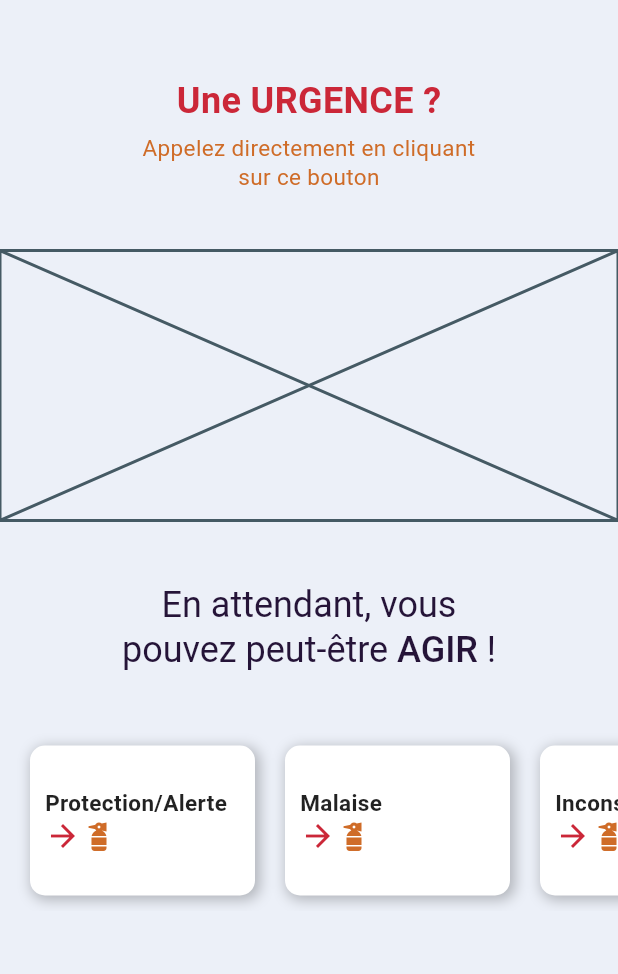
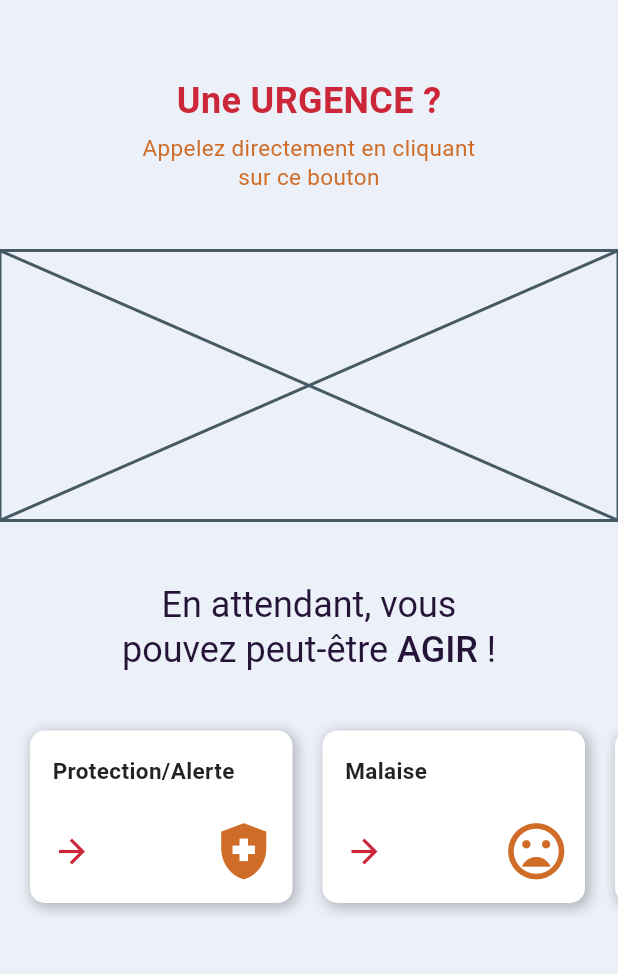
Before and after one commit to XPEHO/UDSP59, a Flutter app: the screen it shows after launch, on a phone screen of 412 x 824 dp, the part 165-1139 px from its top. Run offline on Flutter 3.47's test engine with Material 2 defaults, Android fonts, the phone set to English and light mode, and no system bars; our stand-ins replace google_fonts.

Commit message:
feat(homepage): end homepage

```diff
--- a/lib/features/module_list_element_widget.dart
+++ b/lib/features/module_list_element_widget.dart
@@ -19,10 +19,10 @@ class ModuleListElementWidget extends StatelessWidget {
         }
       },
       child: Container(
-        height: 100,
-        width: 150,
+        height: 115,
+        constraints: BoxConstraints(maxWidth: 175),
         margin: const EdgeInsets.symmetric(horizontal: 10, vertical: 0),
-        padding: const EdgeInsets.all(10),
+        padding: const EdgeInsets.fromLTRB(15, 16, 10, 12),
         decoration: BoxDecoration(
           color: Colors.white,
           borderRadius: BorderRadius.circular(10),
@@ -36,24 +36,30 @@ class ModuleListElementWidget extends StatelessWidget {
           ],
         ),
         child: Column(
-          mainAxisAlignment: MainAxisAlignment.center,
+          mainAxisAlignment: MainAxisAlignment.spaceBetween,
           crossAxisAlignment: CrossAxisAlignment.start,
           children: [
-            Text(
-              module["title"],
-              style: const TextStyle(
-                fontSize: 15,
-                fontWeight: FontWeight.w600,
+            Padding(
+              padding: const EdgeInsets.only(right: 20),
+              child: Text(
+                module["title"],
+                style: const TextStyle(
+                  fontSize: 15,
+                  fontWeight: FontWeight.w600,
+                ),
               ),
             ),
             Row(
+              mainAxisAlignment: MainAxisAlignment.spaceBetween,
               children: [
                 Icon(
+                  size: 26,
                   Icons.arrow_forward,
                   color: Theme.of(context).colorScheme.tertiary,
                 ),
                 Icon(
-                  Icons.fire_extinguisher,
+                  size: 45,
+                  module["icon"] as IconData,
                   color: Theme.of(context).colorScheme.secondary,
                 )
               ],
--- a/lib/views/home_page.dart
+++ b/lib/views/home_page.dart
@@ -5,7 +5,7 @@ import 'package:udsp59/features/title_widget.dart';
 List<Map> modules = [
   {
     "title": "Protection/Alerte",
-    "icon": "assets/icons/",
+    "icon": Icons.health_and_safety,
     "content": {
       "Repérer le danger": [
         "Supprimer le danger de manière définitive",
@@ -22,7 +22,7 @@ List<Map> modules = [
   },
   {
     "title": "Malaise",
-    "icon": "assets/icons/",
+    "icon": Icons.mood_bad,
     "content": {
       "Mettre la victime au repos": [
         "Allongée",
@@ -38,7 +38,7 @@ List<Map> modules = [
   },
   {
     "title": "Inconscience",
-    "icon": "assets/icons/",
+    "icon": Icons.airline_seat_flat,
     "content": {
       "Apprécier la conscience": [],
       "Basculer la tête en arrière": [],
@@ -55,7 +55,7 @@ List<Map> modules = [
   },
   {
     "title": "Réanimation Cardio-pulmonaire",
-    "icon": "assets/icons/",
+    "icon": Icons.heart_broken,
     "content": {
       "Apprécier la conscience": [],
       "Basculer la tête en arrière": [],
@@ -79,7 +79,7 @@ List<Map> modules = [
   },
   {
     "title": "Défibrillateur",
-    "icon": "assets/icons/",
+    "icon": Icons.monitor_heart,
     "content": {
       "Allumer l'appareil": [],
       "Suivre les instructions": [],
@@ -94,7 +94,7 @@ List<Map> modules = [
   },
   {
     "title": "Traumatismes",
-    "icon": "assets/icons/",
+    "icon": Icons.personal_injury,
     "content": {
       "Demander à la victime de ne pas bouger": [],
       "Contacter les secours": [
@@ -109,7 +109,7 @@ List<Map> modules = [
   },
   {
     "title": "Brûlure",
-    "icon": "assets/icons/",
+    "icon": Icons.local_fire_department,
     "content": {
       "Refroidir avec de l'eau tempérée": [
         "Jusqu'à disparition de la douleur pour les brûlures simples",
@@ -126,7 +126,7 @@ List<Map> modules = [
   },
   {
     "title": "Hémorragie",
-    "icon": "assets/icons/",
+    "icon": Icons.bloodtype,
     "content": {
       "Appuyer à l'endroit qui saigne": [],
       "Allonger la victime": [],
@@ -221,7 +221,7 @@ class HomePage extends StatelessWidget {
               textAlign: TextAlign.center,
             ),
             const SizedBox(
-              height: 40,
+              height: 30,
             ),
             const ModuleListWidget(),
           ],
```
